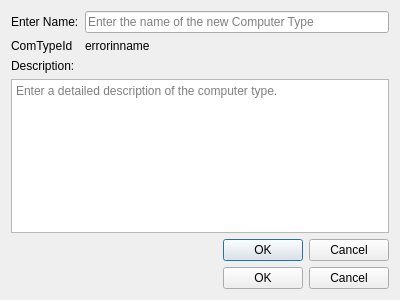
The window that UI/addnewcomputertype.ui (JonOrnBrynjarsson/vN1w3H51) describes before a commit, drawn with Qt 5.
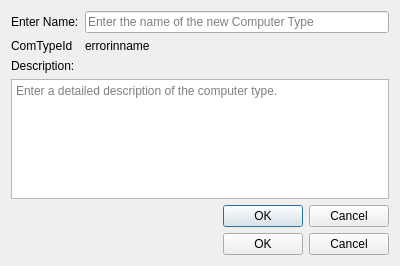
The same window after the commit.

Diff of the .ui file:
```diff
--- a/UI/addnewcomputertype.ui
+++ b/UI/addnewcomputertype.ui
@@ -7,7 +7,7 @@
     <x>0</x>
     <y>0</y>
     <width>400</width>
-    <height>300</height>
+    <height>260</height>
    </rect>
   </property>
   <property name="windowTitle">
@@ -57,6 +57,12 @@
    </item>
    <item row="3" column="0" colspan="2">
     <widget class="QTextEdit" name="textEdit_descr">
+     <property name="minimumSize">
+      <size>
+       <width>0</width>
+       <height>120</height>
+      </size>
+     </property>
      <property name="toolTip">
       <string/>
      </property>
```
